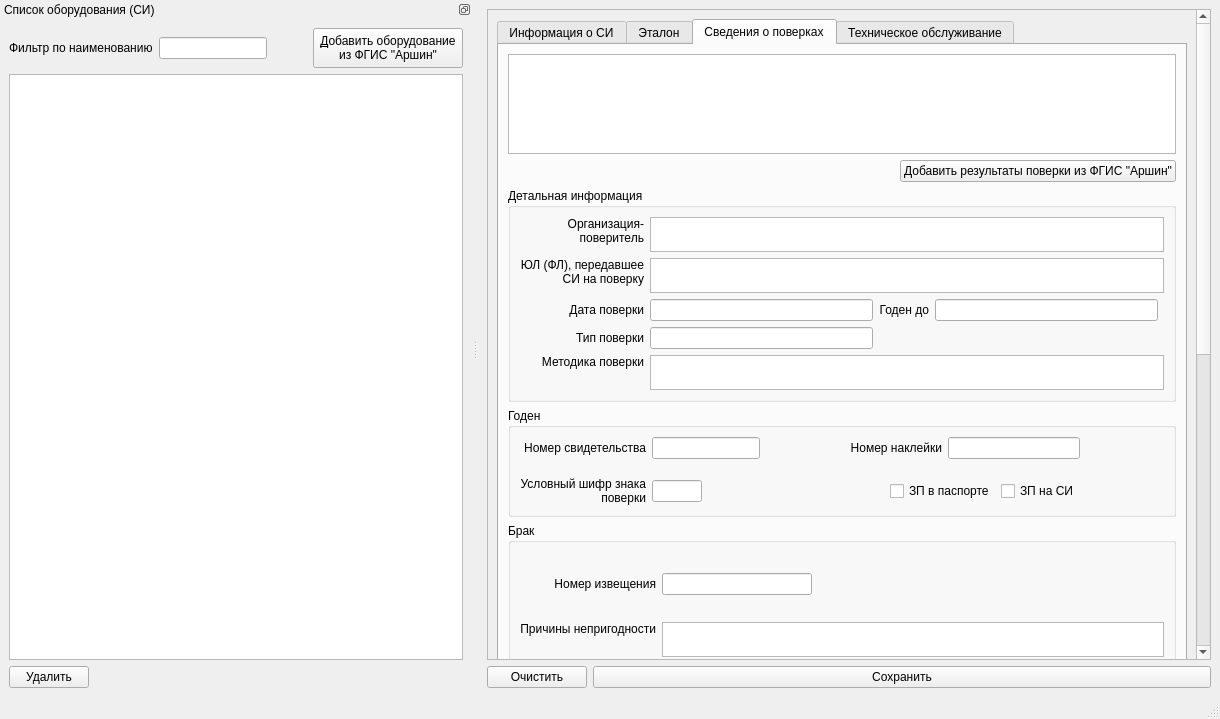
Before: the Qt Designer form equipment.ui in sylmain/Cometa1, drawn with Qt 5.
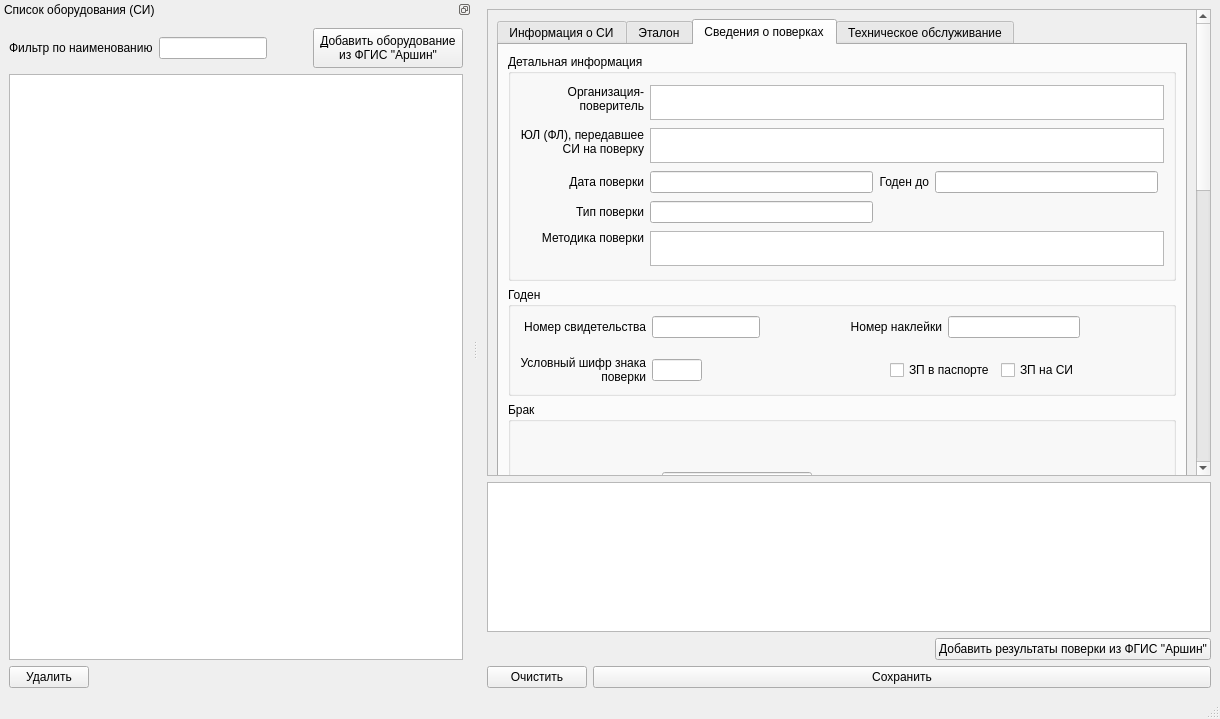
After: the same form once the commit is applied. The open tabs and pages were chosen to show the change.

```diff
--- a/equipment.ui
+++ b/equipment.ui
@@ -1622,69 +1622,6 @@
               </layout>
              </widget>
             </item>
-            <item row="1" column="1">
-             <widget class="QPushButton" name="pushButton_add_verification">
-              <property name="minimumSize">
-               <size>
-                <width>200</width>
-                <height>0</height>
-               </size>
-              </property>
-              <property name="layoutDirection">
-               <enum>Qt::LeftToRight</enum>
-              </property>
-              <property name="text">
-               <string>Добавить результаты поверки из ФГИС &quot;Аршин&quot;</string>
-              </property>
-             </widget>
-            </item>
-            <item row="0" column="0" colspan="2">
-             <widget class="QTableView" name="tableView_verification_info">
-              <property name="maximumSize">
-               <size>
-                <width>16777215</width>
-                <height>100</height>
-               </size>
-              </property>
-              <property name="editTriggers">
-               <set>QAbstractItemView::NoEditTriggers</set>
-              </property>
-              <property name="alternatingRowColors">
-               <bool>true</bool>
-              </property>
-              <property name="selectionMode">
-               <enum>QAbstractItemView::SingleSelection</enum>
-              </property>
-              <property name="selectionBehavior">
-               <enum>QAbstractItemView::SelectRows</enum>
-              </property>
-              <property name="textElideMode">
-               <enum>Qt::ElideRight</enum>
-              </property>
-              <property name="verticalScrollMode">
-               <enum>QAbstractItemView::ScrollPerPixel</enum>
-              </property>
-              <property name="horizontalScrollMode">
-               <enum>QAbstractItemView::ScrollPerPixel</enum>
-              </property>
-              <property name="sortingEnabled">
-               <bool>true</bool>
-              </property>
-             </widget>
-            </item>
-            <item row="1" column="0">
-             <spacer name="horizontalSpacer_4">
-              <property name="orientation">
-               <enum>Qt::Horizontal</enum>
-              </property>
-              <property name="sizeHint" stdset="0">
-               <size>
-                <width>40</width>
-                <height>20</height>
-               </size>
-              </property>
-             </spacer>
-            </item>
             <item row="6" column="0" colspan="2">
              <spacer name="verticalSpacer_2">
               <property name="orientation">
@@ -2189,6 +2126,73 @@
       </widget>
      </widget>
     </item>
+    <item>
+     <widget class="QTableView" name="tableView_verification_info">
+      <property name="maximumSize">
+       <size>
+        <width>16777215</width>
+        <height>150</height>
+       </size>
+      </property>
+      <property name="editTriggers">
+       <set>QAbstractItemView::NoEditTriggers</set>
+      </property>
+      <property name="alternatingRowColors">
+       <bool>true</bool>
+      </property>
+      <property name="selectionMode">
+       <enum>QAbstractItemView::SingleSelection</enum>
+      </property>
+      <property name="selectionBehavior">
+       <enum>QAbstractItemView::SelectRows</enum>
+      </property>
+      <property name="textElideMode">
+       <enum>Qt::ElideRight</enum>
+      </property>
+      <property name="verticalScrollMode">
+       <enum>QAbstractItemView::ScrollPerPixel</enum>
+      </property>
+      <property name="horizontalScrollMode">
+       <enum>QAbstractItemView::ScrollPerPixel</enum>
+      </property>
+      <property name="sortingEnabled">
+       <bool>true</bool>
+      </property>
+     </widget>
+    </item>
+    <item>
+     <layout class="QHBoxLayout" name="horizontalLayout_5">
+      <item>
+       <spacer name="horizontalSpacer_4">
+        <property name="orientation">
+         <enum>Qt::Horizontal</enum>
+        </property>
+        <property name="sizeHint" stdset="0">
+         <size>
+          <width>40</width>
+          <height>20</height>
+         </size>
+        </property>
+       </spacer>
+      </item>
+      <item>
+       <widget class="QPushButton" name="pushButton_add_verification">
+        <property name="minimumSize">
+         <size>
+          <width>200</width>
+          <height>0</height>
+         </size>
+        </property>
+        <property name="layoutDirection">
+         <enum>Qt::LeftToRight</enum>
+        </property>
+        <property name="text">
+         <string>Добавить результаты поверки из ФГИС &quot;Аршин&quot;</string>
+        </property>
+       </widget>
+      </item>
+     </layout>
+    </item>
     <item>
      <layout class="QHBoxLayout" name="horizontalLayout_6">
       <item>
```
Left out of the diff: 2 changed lines with no effect on the pictures.
